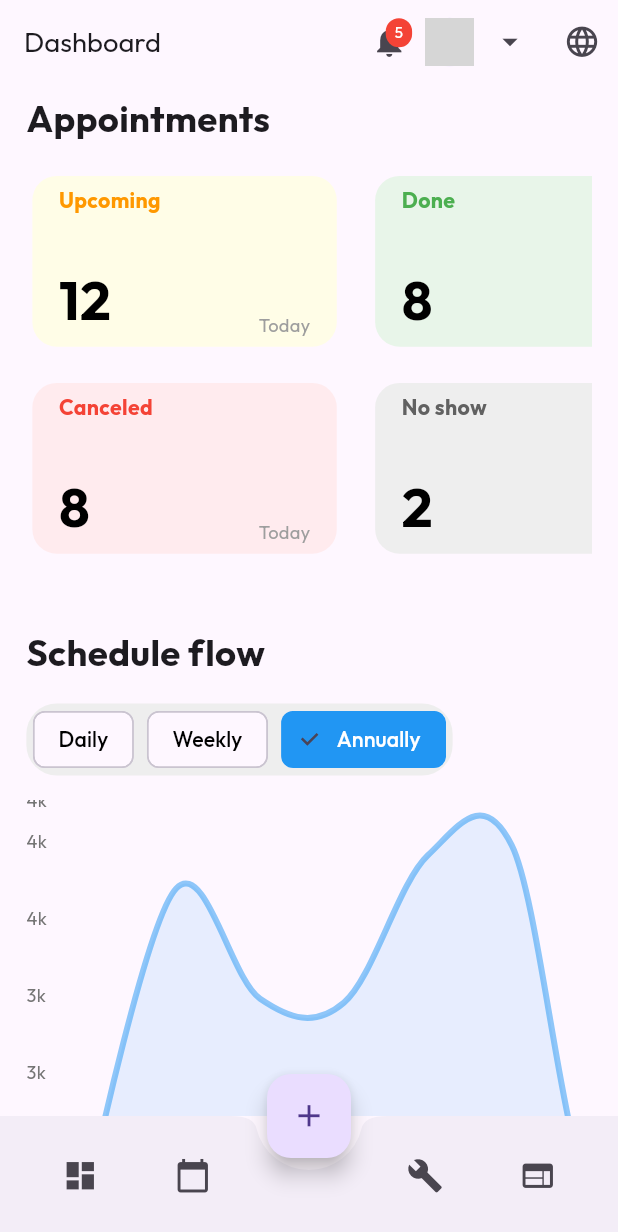
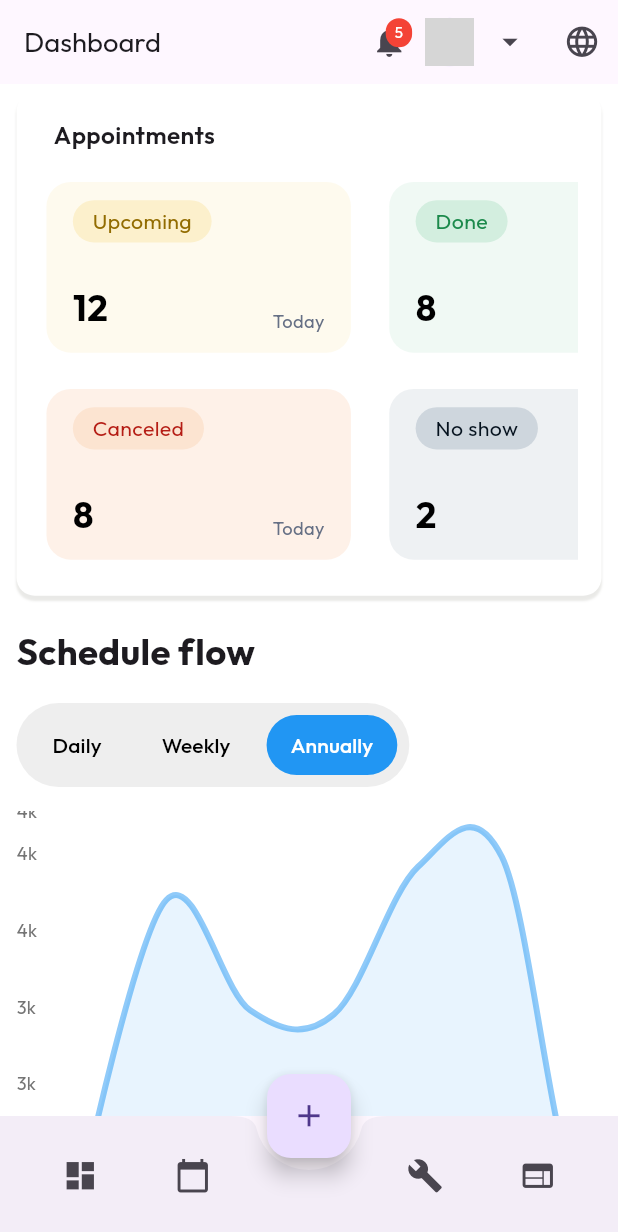
Before and after one commit to EMy-Max/reson-us, a Flutter app: the CombinedDashboardScreen screen opened directly, on a phone screen of 412 x 824 dp. Shown: the top 1232 px of the screen. Run offline on Flutter 3.47's test engine with Material 3 defaults, Android fonts, the phone set to English and light mode, and no system bars; drawn by our look-alikes of fl_chart; our stand-ins replace flutter_screenutil; network calls fail; grey boxes are pictures that could not be loaded.

Commit message:
Wang commit again

```diff
--- a/lib/main.dart
+++ b/lib/main.dart
@@ -22,6 +22,7 @@ class MyApp extends StatelessWidget {
             // primarySwatch: Colors.blue,
               fontFamily: 'static',
           ),
+          //home: const CombinedDashboardScreen(),
           home: const ServiceSelection(),
         );
       },
--- a/lib/screens/dashboard/dashboard.dart
+++ b/lib/screens/dashboard/dashboard.dart
@@ -92,19 +92,47 @@ class CombinedDashboardScreenState extends State<CombinedDashboardScreen> {
           ),
         ],
       ),
-      body: SingleChildScrollView(
+      body: Container(
+        color: Colors.white,
+        child: SingleChildScrollView(
           child: Padding(
-          padding: EdgeInsets.symmetric(horizontal: 16.w, vertical: 6.h),
+            padding: EdgeInsets.symmetric(horizontal: 10.w, vertical: 6.h),
             child: Column(
               crossAxisAlignment: CrossAxisAlignment.start,
               children: [
-              Text(
+                Container(
+                  decoration: BoxDecoration(
+                    color: Colors.white,
+                    borderRadius: BorderRadius.circular(12.r),
+                    boxShadow:[
+                      BoxShadow(
+                        color: Color(0xFF2B2B2B14).withOpacity(0.1),
+                        spreadRadius: 0,
+                        blurRadius: 0.5,
+                        offset: Offset(0, 3),
+                      )
+                    ] ,
+                  ),
+                  child: Padding(
+                    padding: const EdgeInsets.all(16.0),
+                    child: Column(
+                      children: [
+                        Align(
+                          alignment: Alignment.centerLeft, // Aligns the text to the left
+                          child: Padding(
+                            padding: EdgeInsets.only(left: 8.w, top: 0, bottom: 0, right: 0),
+                            child: Text(
                               'Appointments',
-                style: TextStyle(fontSize: 24.sp, fontWeight: FontWeight.bold),
+                              style: TextStyle(
+                                fontSize: 16.sp,
+                                fontWeight: FontWeight.w600,
+                              ),
+                            ),
+                          ),
                         ),
                         SizedBox(height: 16.h),
                         SizedBox(
-                height: 300.h, // Adjusted height to accommodate two rows
+                          height: 260.h, // Adjusted height to accommodate two rows
                           child: ListView(
                             scrollDirection: Axis.horizontal,
                             children: [
@@ -114,23 +142,25 @@ class CombinedDashboardScreenState extends State<CombinedDashboardScreen> {
                                   children: [
                                     Row(
                                       children: [
-                              Expanded(
+                                        const Expanded(
                                           child: AppointmentCard(
                                             title: 'Upcoming',
                                             count: 12,
                                             subtitle: 'Today',
-                                  color: Colors.yellow[50]!,
-                                  textColor: Colors.orange,
+                                            color: Color(0xFFFEFAEE),
+                                            textColor: Color(0xFF926C01),
+                                            textBoxColor: Color(0xFFFCF0CC),
                                           ),
                                         ),
                                         SizedBox(width: 16.w),
-                              Expanded(
+                                        const Expanded(
                                           child: AppointmentCard(
                                             title: 'Done',
                                             count: 8,
                                             subtitle: 'Today',
-                                  color: Colors.green[50]!,
-                                  textColor: Colors.green,
+                                            color: Color(0xFFF0F9F4),
+                                            textColor: Color(0xFF1C8A4C),
+                                            textBoxColor: Color(0xFFD3EEDF),
                                           ),
                                         ),
                                       ],
@@ -138,23 +168,25 @@ class CombinedDashboardScreenState extends State<CombinedDashboardScreen> {
                                     SizedBox(height: 16.h),
                                     Row(
                                       children: [
-                              Expanded(
+                                        const Expanded(
                                           child: AppointmentCard(
                                             title: 'Canceled',
                                             count: 8,
                                             subtitle: 'Today',
-                                  color: Colors.red[50]!,
-                                  textColor: Colors.red,
+                                            color: Color(0xFFFEF1E8),
+                                            textColor: Color(0xFFB51D15),
+                                            textBoxColor: Color(0xFFFCE4D1),
                                           ),
                                         ),
                                         SizedBox(width: 16.w),
-                              Expanded(
+                                        const Expanded(
                                           child: AppointmentCard(
                                             title: 'No show',
                                             count: 2,
                                             subtitle: 'Today',
-                                  color: Colors.grey[200]!,
-                                  textColor: Colors.grey[700]!,
+                                            color: Color(0xFFEEF1F3),
+                                            textColor: Color(0xFF04111D),
+                                            textBoxColor: Color(0xFFCED6DD),
                                           ),
                                         ),
                                       ],
@@ -162,11 +194,16 @@ class CombinedDashboardScreenState extends State<CombinedDashboardScreen> {
                                   ],
                                 ),
                               ),
-                    // You can add more sets of 2x2 cards here if needed
+                              // Additional sets of 2x2 cards can be added here if needed
                             ],
                           ),
                         ),
-              //SizedBox(height: 10.h),
+                      ],
+                    ),
+                  )
+
+                ),
+                SizedBox(height: 20.h),
                 Text(
                   'Schedule flow',
                   style: TextStyle(fontSize: 24.sp, fontWeight: FontWeight.bold),
@@ -193,6 +230,7 @@ class CombinedDashboardScreenState extends State<CombinedDashboardScreen> {
             ),
           ),
         ),
+      ),
       bottomNavigationBar: const CustomBottomNavBar(),
       floatingActionButton: FloatingActionButton(
         child: Icon(Icons.add, size: 24.sp),
@@ -209,6 +247,7 @@ class AppointmentCard extends StatelessWidget {
   final String? subtitle;
   final Color color;
   final Color textColor;
+  final Color textBoxColor;
 
   const AppointmentCard({
     super.key,
@@ -217,6 +256,7 @@ class AppointmentCard extends StatelessWidget {
     this.subtitle,
     required this.color,
     required this.textColor,
+    required this.textBoxColor,
   });
 
   @override
@@ -230,17 +270,26 @@ class AppointmentCard extends StatelessWidget {
           borderRadius: BorderRadius.circular(16.r),
         ),
         child: Padding(
-          padding: EdgeInsets.symmetric(horizontal: 16.w, vertical: 6.h),
+          padding: EdgeInsets.symmetric(horizontal: 16.w, vertical: 12.h),
           child: Column(
             crossAxisAlignment: CrossAxisAlignment.start,
             mainAxisAlignment: MainAxisAlignment.spaceBetween,
             children: [
-              Text(
+              Container(
+                decoration: BoxDecoration(
+                  color: textBoxColor,
+                  borderRadius: BorderRadius.all(Radius.circular(20.r)),
+                ),
+                child: Padding(
+                  padding: EdgeInsets.symmetric(vertical: 4.h, horizontal: 12.w),
+                  child: Text(
                     title,
                     style: TextStyle(
                       color: textColor,
-                  fontWeight: FontWeight.bold,
+                      fontWeight: FontWeight.normal,
                       fontSize: 14.sp,
+                    ),
+                  ),
                 ),
               ),
               Row(
@@ -250,7 +299,7 @@ class AppointmentCard extends StatelessWidget {
                   Text(
                     count.toString(),
                     style: TextStyle(
-                      fontSize: 36.sp,
+                      fontSize: 24.sp,
                       fontWeight: FontWeight.bold,
                       color: Colors.black,
                     ),
@@ -259,7 +308,7 @@ class AppointmentCard extends StatelessWidget {
                     Text(
                       subtitle!,
                       style: TextStyle(
-                        color: Colors.grey,
+                        color: const Color(0xFF667085),
                         fontSize: 12.sp,
                       ),
                     ),
@@ -296,39 +345,45 @@ class CustomBottomNavBar extends StatelessWidget {
   }
 }
 
+
 class PeriodToggleButtons extends StatelessWidget {
   final String selectedPeriod;
   final Function(String) onPeriodChanged;
 
   const PeriodToggleButtons({
-    super.key,
+    Key? key,
     required this.selectedPeriod,
     required this.onPeriodChanged,
-  });
+  }) : super(key: key);
 
   @override
   Widget build(BuildContext context) {
     return Container(
       decoration: BoxDecoration(
         color: Colors.grey[200],
-        borderRadius: BorderRadius.circular(20.r),
+        borderRadius: BorderRadius.circular(30),
       ),
+      padding: const EdgeInsets.all(4),
       child: Row(
         mainAxisSize: MainAxisSize.min,
         children: ['Daily', 'Weekly', 'Annually'].map((period) {
+          final isSelected = selectedPeriod == period;
           return Padding(
-            padding: EdgeInsets.symmetric(horizontal: 4.w),
-            child: ChoiceChip(
-              label: Text(period, style: TextStyle(fontSize: 14.sp)),
-              selected: selectedPeriod == period,
-              onSelected: (selected) {
-                if (selected) {
-                  onPeriodChanged(period);
-                }
-              },
-              selectedColor: Colors.blue,
-              labelStyle: TextStyle(
-                color: selectedPeriod == period ? Colors.white : Colors.black,
+            padding: const EdgeInsets.symmetric(horizontal: 4),
+            child: ElevatedButton(
+              style: ElevatedButton.styleFrom(
+                backgroundColor: isSelected ? Colors.blue : Colors.transparent,
+                foregroundColor: isSelected ? Colors.white : Colors.black,
+                elevation: 0,
+                shape: RoundedRectangleBorder(
+                  borderRadius: BorderRadius.circular(30),
+                ),
+                padding: const EdgeInsets.symmetric(horizontal: 16, vertical: 8),
+              ),
+              onPressed: () => onPeriodChanged(period),
+              child: Text(
+                period,
+                style: TextStyle(fontSize: 14),
               ),
             ),
           );
```
Lines whose indentation alone changed are shown as unchanged.
